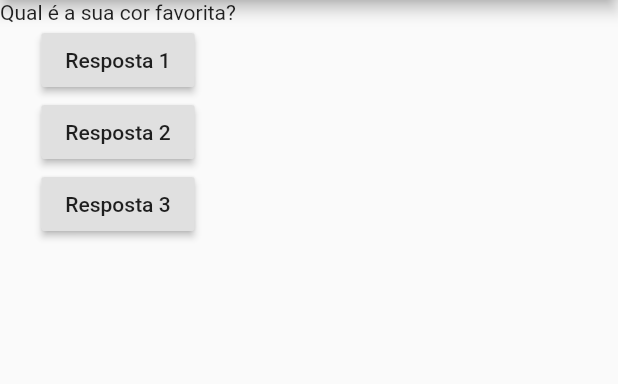
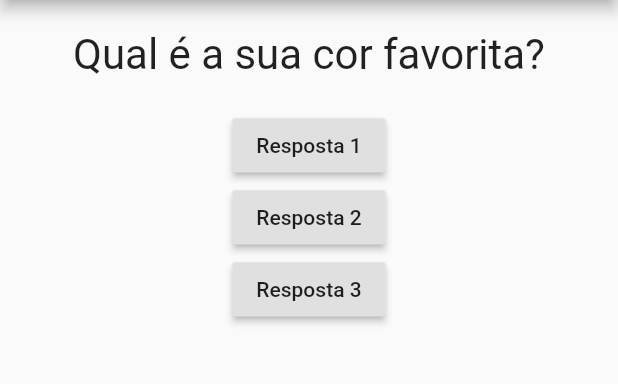
Before and after one commit to Jhonatan-Pereira/flutter_project_questions, a Flutter app: the screen it shows after launch, on a phone screen of 412 x 824 dp, the part 84-468 px from its top. Run offline on Flutter 3.47's test engine with Material 2 defaults, Android fonts, the phone set to English and light mode, and no system bars.

Commit message:
Widget Questao

```diff
--- a/lib/main.dart
+++ b/lib/main.dart
@@ -1,4 +1,5 @@
 import 'package:flutter/material.dart';
+import './questao.dart';
 main() => runApp(PerguntaApp());
 
 class _PerguntaAppState extends State<PerguntaApp> {
@@ -24,7 +25,7 @@ class _PerguntaAppState extends State<PerguntaApp> {
         ),
         body: Column(
           children: <Widget>[
-            Text(perguntas[_perguntaSelecionada]),
+            Questao(perguntas[_perguntaSelecionada]),
             RaisedButton(
               child: Text('Resposta 1'),
               onPressed: _responder,
--- /dev/null
+++ b/lib/questao.dart
@@ -0,0 +1,20 @@
+import 'package:flutter/material.dart';
+
+class Questao extends StatelessWidget {
+  final String texto;
+
+  Questao(this.texto);
+
+  @override
+  Widget build(BuildContext context) {
+    return Container(
+      width: double.infinity,
+      margin: EdgeInsets.all(20),
+      child: Text(
+        texto,
+        style: TextStyle(fontSize: 28),
+        textAlign: TextAlign.center,
+      ),
+    );
+  }
+}
```
